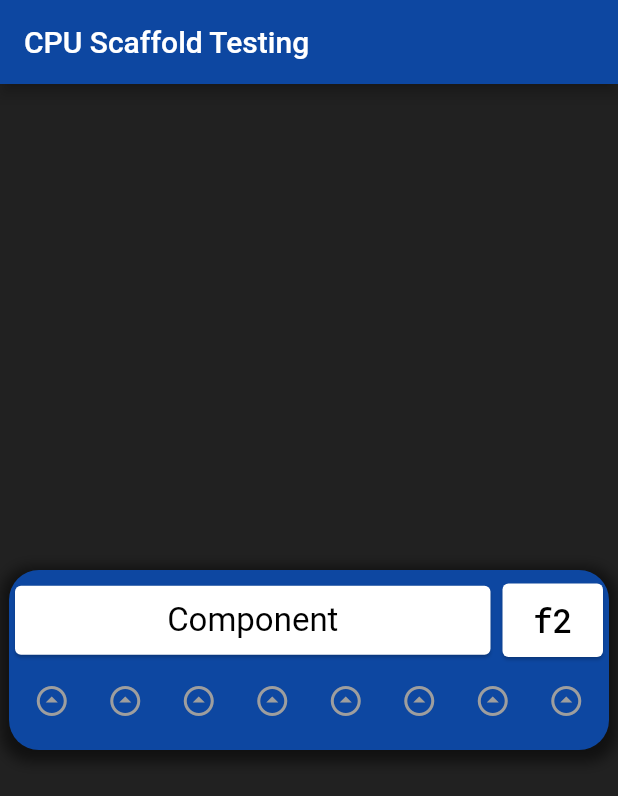
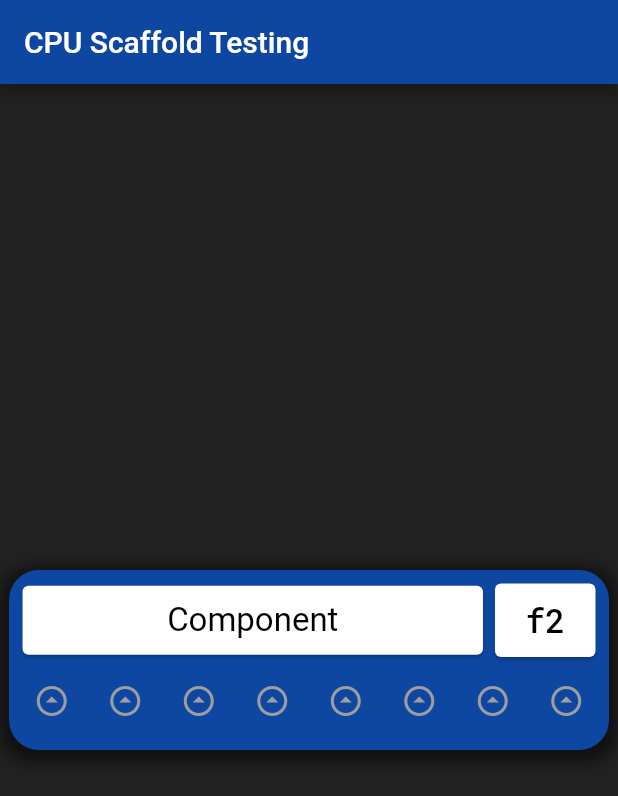
Before and after one commit to trylaarsdam/guitesting, a Flutter app: the screen it shows after launch, on a phone screen of 412 x 824 dp. Shown: the top 796 px of the screen. Run offline on Flutter 3.47's test engine with Material 2 defaults, Android fonts, the phone set to English and light mode, and no system bars.

Commit message:
padding fixes

```diff
--- a/flutterdesktop/lib/main.dart
+++ b/flutterdesktop/lib/main.dart
@@ -77,6 +77,9 @@ class _MyHomePageState extends State<MyHomePage> {
                 ),
                 new Row(
                   children: [
+                    new Padding(
+                      padding:EdgeInsets.all(2.5),
+                    ),
                     new Expanded(
                       child: new Card(
                         child: Padding(
@@ -94,6 +97,9 @@ class _MyHomePageState extends State<MyHomePage> {
                             child: new Text("f2", style: TextStyle(color: Colors.black, fontSize:22, fontFamily:'RobotoMono'), textAlign: TextAlign.center,)
                           )
                         )
+                    ),
+                    new Padding(
+                      padding: EdgeInsets.all(2.5),
                     )
                   ]
                 ),
@@ -116,33 +122,54 @@ class _MyHomePageState extends State<MyHomePage> {
                               child: Icon(Icons.arrow_drop_down_circle_outlined)
                             ),
                           ),
-                          Transform.rotate(
+                          Tooltip(
+                            message: 'None',
+                            child: Transform.rotate(
                               angle: math.pi,
                               child: Icon(Icons.arrow_drop_down_circle_outlined)
                             ),
-                          Transform.rotate(
+                          ),
+                          Tooltip(
+                            message: 'None',
+                            child: Transform.rotate(
                               angle: math.pi,
                               child: Icon(Icons.arrow_drop_down_circle_outlined)
                             ),
-                          Transform.rotate(
+                          ),
+                          Tooltip(
+                            message: 'None',
+                            child: Transform.rotate(
                               angle: math.pi,
                               child: Icon(Icons.arrow_drop_down_circle_outlined)
                             ),
-                          Transform.rotate(
+                          ),
+                          Tooltip(
+                            message: 'None',
+                            child: Transform.rotate(
                               angle: math.pi,
                               child: Icon(Icons.arrow_drop_down_circle_outlined)
                             ),
-                          Transform.rotate(
+                          ),
+                          Tooltip(
+                            message: 'LOAD',
+                            child: Transform.rotate(
                               angle: math.pi,
                               child: Icon(Icons.arrow_drop_down_circle_outlined)
                             ),
-                          Transform.rotate(
+                          ),
+                          Tooltip(
+                            message: 'CLR',
+                            child: Transform.rotate(
                               angle: math.pi,
                               child: Icon(Icons.arrow_drop_down_circle_outlined)
                             ),
-                          Transform.rotate(
+                          ),
+                          Tooltip(
+                            message: 'OE',
+                            child: Transform.rotate(
                               angle: math.pi,
                               child: Icon(Icons.arrow_drop_down_circle_outlined)
+                            ),
                           ),
                         ],
                         onPressed: (int index) {
```
Lines whose indentation alone changed are shown as unchanged.
